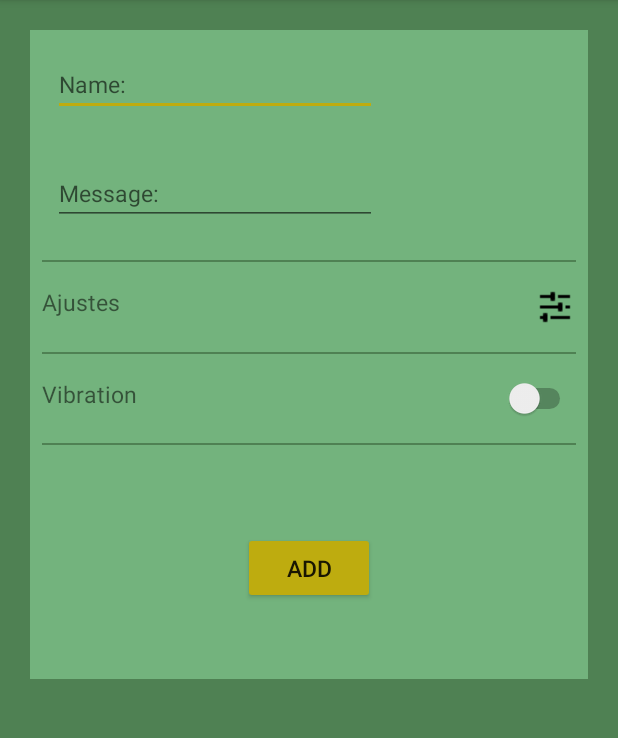
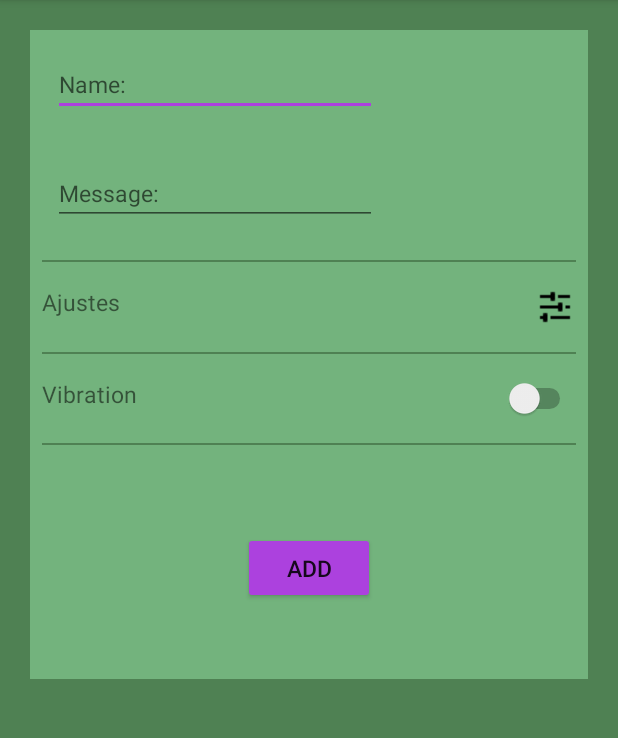
Before and after one commit to ferrero17/AlarmProV2, an Android app: the screen it shows after launch (NewAlarmActivity), after a tap on an icon or button, on a phone screen of 412 x 824 dp, the part 84-822 px from its top. Run offline under Robolectric (Android 15) with nearby library versions, the phone set to English and light mode, and no system bars; our stand-ins replace Room's generated code.

Commit message:
Estado: Intentando pasar datos de los activitys al CardView

```diff
--- a/app/src/main/AndroidManifest.xml
+++ b/app/src/main/AndroidManifest.xml
@@ -24,7 +24,8 @@
         <activity
             android:name=".SwipeActivity"
             android:label="@string/title_activity_swipe"
-            android:theme="@style/AppTheme.NoActionBar"></activity>
+            android:theme="@style/AppTheme.NoActionBar" />
+        <activity android:name=".PickersActivity"></activity>
     </application>
 
 </manifest>
--- a/app/src/main/java/com/example/dani/alarmprov2/MainActivity.java
+++ b/app/src/main/java/com/example/dani/alarmprov2/MainActivity.java
@@ -27,6 +27,7 @@ public class MainActivity extends AppCompatActivity {
         recyclerView.setAdapter(myAdapter);
 
 
+
         findViewById(R.id.new_alarm).setOnClickListener(new View.OnClickListener() {
             @Override
             public void onClick(View v) {
@@ -43,7 +44,6 @@ public class MainActivity extends AppCompatActivity {
             }
         });
 
-
         AlarmaViewModel alarmaViewModel = ViewModelProviders.of(this).get(AlarmaViewModel.class);
         alarmaViewModel.getAlarmas().observe(this, new Observer<List<Alarma>>() {
             @Override
@@ -53,5 +53,25 @@ public class MainActivity extends AppCompatActivity {
             }
         });
 
+      /*  Button btnCambiarHora = (Button) findViewById(R.id.botonHoraAlarma1);
+        Intent intent = getIntent();
+        String hora_alarma;
+
+        if (savedInstanceState == null) {
+            Bundle extras = getIntent().getExtras();
+            if(extras == null) {
+                hora_alarma= "0:00";
+            } else {
+                // Recibo el edit textHora desde la PickersActivity
+                hora_alarma= extras.getString("hora");
+            }
+        } else {
+            hora_alarma= (String) savedInstanceState.getSerializable("hora");
+        }
+
+        btnCambiarHora.setText(hora_alarma);*/
+
+
+
     }
 }
--- a/app/src/main/java/com/example/dani/alarmprov2/NewAlarmActivity.java
+++ b/app/src/main/java/com/example/dani/alarmprov2/NewAlarmActivity.java
@@ -1,6 +1,7 @@
 package com.example.dani.alarmprov2;
 
 import android.arch.lifecycle.ViewModelProviders;
+import android.content.Intent;
 import android.support.v7.app.AppCompatActivity;
 import android.os.Bundle;
 import android.view.View;
@@ -32,6 +33,18 @@ public class NewAlarmActivity extends AppCompatActivity {
         });
 
 
+        findViewById(R.id.botonAjustesRepeticion).setOnClickListener(new View.OnClickListener() {
+            @Override
+            public void onClick(View v) {
+
+                Intent intent = new Intent(v.getContext(), SwipeActivity.class);
+                startActivityForResult(intent,0);
+
+            }
+        });
+
+
+
 
     }
 }
--- a/app/src/main/res/values/colors.xml
+++ b/app/src/main/res/values/colors.xml
@@ -2,7 +2,7 @@
 <resources>
     <color name="colorPrimary">#73b37d</color>
     <color name="colorPrimaryDark">#4f8153</color>
-    <color name="colorAccent">#beac0f</color>
+    <color name="colorAccent">#ac41de</color>
 
 
     <color name="colorPrimaryBlue">#64B5F6</color>
@@ -11,7 +11,7 @@
 </resources>
 
     <!-- #297835
-
+#beac0f
  #327e3e
 
 
```
Also changed, not shown: app/src/main/java/com/example/dani/alarmprov2/MyAdapter.java (+44 -11 lines), app/src/main/java/com/example/dani/alarmprov2/PickersActivity.java (added, +97 -0 lines), app/src/main/res/layout/activity_pickers.xml (added, +52 -0 lines).
